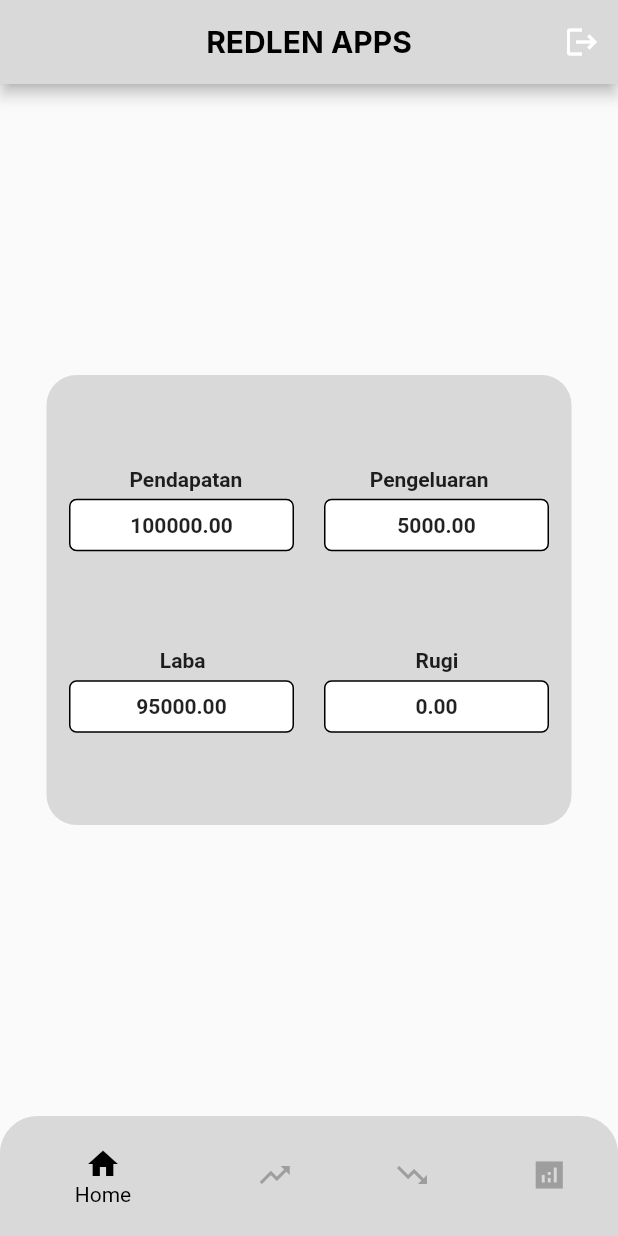
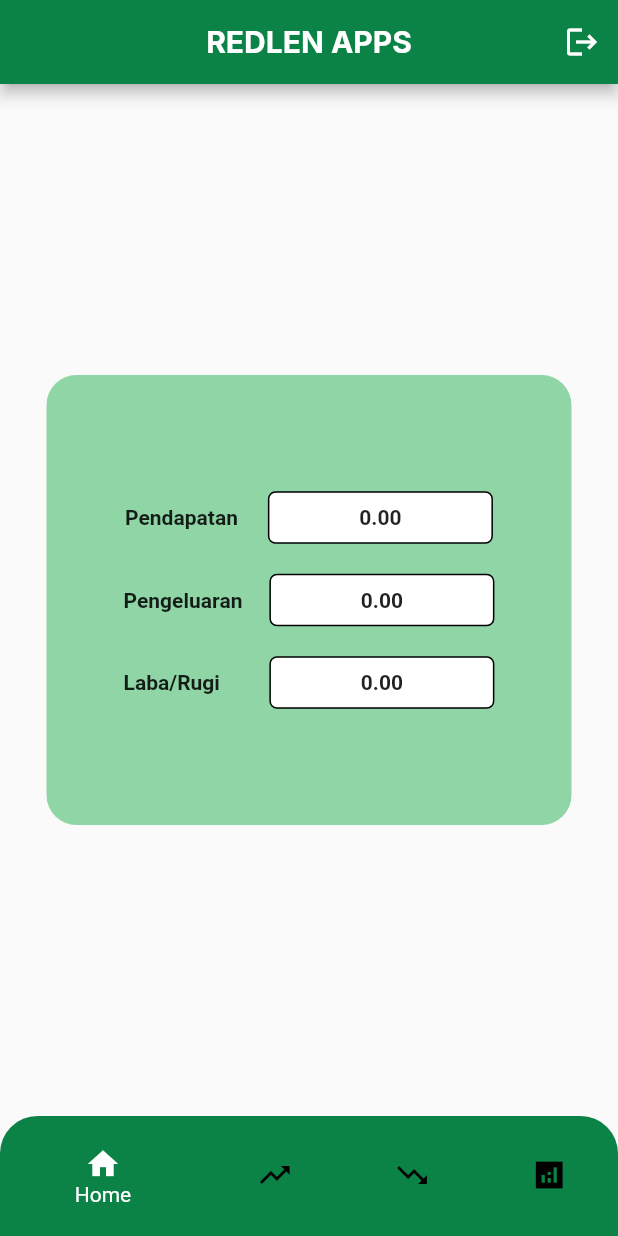
Before and after one commit to eunannana/redlenshoescleaning, a Flutter app: the Laporan screen opened directly, on a phone screen of 412 x 824 dp. Run offline on Flutter 3.47's test engine with Material 2 defaults, Android fonts, the phone set to English and light mode, and no system bars; our stand-ins replace cloud_firestore, firebase_auth, firebase_core, google_fonts; accounts and stored records are empty.

Commit message:
Laporan Page

```diff
--- a/lib/controller/datalaporan.dart
+++ b/lib/controller/datalaporan.dart
@@ -1,20 +1,22 @@
 import 'package:flutter/material.dart';
 import 'package:google_fonts/google_fonts.dart';
-import 'package:redlenshoescleaning/view/login.dart';
+import 'package:redlenshoescleaning/controller/authcontroller.dart';
+import 'package:redlenshoescleaning/controller/pendapatancontroller.dart';
+import 'package:redlenshoescleaning/controller/pengeluarancontroller.dart';
 
 class DataLaporan extends StatefulWidget {
-  const DataLaporan({super.key});
+  const DataLaporan({Key? key}) : super(key: key);
 
   @override
   State<DataLaporan> createState() => _DataLaporanState();
 }
 
 class _DataLaporanState extends State<DataLaporan> {
-  // final AuthController authController = AuthController();
-  // final PesananController pesananController = PesananController();
-  // final PengeluaranController pengeluaranController = PengeluaranController();
-
-
+  final AuthController authController = AuthController();
+  final PendapatanController pendapatanController = PendapatanController();
+  final PengeluaranController pengeluaranController = PengeluaranController();
+  // DateTime startDate = DateTime.now();
+  // DateTime endDate = DateTime.now();
 
   @override
   Widget build(BuildContext context) {
@@ -24,27 +26,22 @@ class _DataLaporanState extends State<DataLaporan> {
           IconButton(
             icon: const Icon(Icons.logout),
             onPressed: () {
-              // authController.signOut();
-              Navigator.push(context, MaterialPageRoute(builder: (context) {
-                return const Login();
-              }));
+              authController.signOut();
             },
           ),
         ],
         automaticallyImplyLeading: false,
-        backgroundColor: const Color(0xFFD9D9D9),
+        backgroundColor: const Color(0xFF0C8346),
         centerTitle: true,
         title: Text(
           'REDLEN APPS',
           style: GoogleFonts.inter(
             fontWeight: FontWeight.bold,
-            color: Colors.black,
+            color: Colors.white,
           ),
         ),
       ),
-
-
-      body:Center(
+      body: Center(
         child: Padding(
           padding: const EdgeInsets.all(20),
           child: FutureBuilder<List<String>>(
@@ -60,76 +57,57 @@ class _DataLaporanState extends State<DataLaporan> {
 
                 double laba = double.parse(totalPendapatan) -
                     double.parse(totalPengeluaran);
-                double rugi = double.parse(totalPendapatan) -
-                    double.parse(totalPengeluaran);
-
-                if (laba >= 0) {
-                  rugi = 0;
-                } else {
-                  laba = 0;
-                }
-
-
 
                 return Container(
                   width: 350,
                   height: 300,
                   decoration: BoxDecoration(
-                    color: const Color(0xFFD9D9D9),
+                    color: const Color(0xff8fd5a6),
                     borderRadius: BorderRadius.circular(20),
                   ),
                   child: Center(
                     child: Column(
                       mainAxisAlignment: MainAxisAlignment.center,
                       children: [
-
-
-
-                        const Row(
+                        Row(
                           mainAxisAlignment: MainAxisAlignment.center,
                           children: [
-                            Text(
+                            const Text(
                               'Pendapatan',
                               style: TextStyle(fontWeight: FontWeight.bold),
                             ),
-                            SizedBox(width: 85),
-                            Text(
+                            const SizedBox(
+                              width: 20,
+                            ),
+                            _buildDecorationBox(double.parse(totalPendapatan)),
+                          ],
+                        ),
+                        const SizedBox(height: 20),
+                        Row(
+                          mainAxisAlignment: MainAxisAlignment.center,
+                          children: [
+                            const Text(
                               'Pengeluaran',
                               style: TextStyle(fontWeight: FontWeight.bold),
                             ),
+                            const SizedBox(
+                              width: 18,
+                            ),
+                            _buildDecorationBox(double.parse(totalPengeluaran)),
                           ],
                         ),
-                        const SizedBox(height: 5),
+                        const SizedBox(height: 20),
                         Row(
                           mainAxisAlignment: MainAxisAlignment.center,
                           children: [
-                            _buildDecorationBox(double.parse(totalPendapatan)),
-                            const SizedBox(width: 20),
-                            _buildDecorationBox(double.parse(totalPengeluaran)),
-                          ],
-                        ),
-                        const SizedBox(height: 65),
-                        const Row(
-                          mainAxisAlignment: MainAxisAlignment.center,
-                          children: [
-                            Text(
-                              'Laba',
+                            const Text(
+                              'Laba/Rugi',
                               style: TextStyle(fontWeight: FontWeight.bold),
                             ),
-                            SizedBox(width: 140),
-                            Text(
-                              'Rugi',
-                              style: TextStyle(fontWeight: FontWeight.bold),
+                            const SizedBox(
+                              width: 33,
                             ),
-                          ],
-                        ),
-                        const SizedBox(height: 5),
-                        Row(
-                          mainAxisAlignment: MainAxisAlignment.center,
-                          children: [
                             _buildDecorationBox(laba),
-                            const SizedBox(width: 20),
-                            _buildDecorationBox(rugi),
                           ],
                         ),
                       ],
@@ -148,28 +126,14 @@ class _DataLaporanState extends State<DataLaporan> {
     );
   }
 
-  // Future<String> getTotalPengeluaran() async {
-  //   final totalPengeluaran = await pengeluaranController.getTotalPengeluaran();
-  //   return totalPengeluaran;
-  // }
-
-  // Future<String> getTotalPendapatan() async {
-  //   final totalPendapatan = await pesananController.getTotalPendapatan();
-  //   return totalPendapatan;
-  // }
-
   Future<String> getTotalPengeluaran() async {
-    // Gantilah ini dengan data dummy pengeluaran
-    const dummyTotalPengeluaran =
-        "5000"; // Gantilah ini dengan nilai yang sesuai
-    return dummyTotalPengeluaran;
+    final totalPengeluaran = await pengeluaranController.getTotalPengeluaran();
+    return totalPengeluaran;
   }
 
   Future<String> getTotalPendapatan() async {
-    // Gantilah ini dengan data dummy pendapatan
-    const dummyTotalPendapatan =
-        "100000"; // Gantilah ini dengan nilai yang sesuai
-    return dummyTotalPendapatan;
+    final totalPendapatan = await pendapatanController.getTotalPendapatan();
+    return totalPendapatan;
   }
 }
 
@@ -185,7 +149,9 @@ Widget _buildDecorationBox(double value) {
     child: Center(
       child: Text(
         value.toStringAsFixed(2),
-        style: const TextStyle(fontWeight: FontWeight.bold),
+        style: const TextStyle(
+          fontWeight: FontWeight.bold,
+        ),
       ),
     ),
   );
--- a/lib/main.dart
+++ b/lib/main.dart
@@ -1,10 +1,6 @@
 import 'package:firebase_core/firebase_core.dart';
 import 'package:flutter/material.dart';
-import 'package:redlenshoescleaning/view/laporan.dart';
 import 'package:redlenshoescleaning/view/login.dart';
-import 'package:redlenshoescleaning/view/pendapatan/pendapatan.dart';
-import 'package:redlenshoescleaning/view/pengeluaran/pengeluaran.dart';
-import 'package:redlenshoescleaning/view/treatment/treatment.dart';
 
 Future main() async {
   WidgetsFlutterBinding.ensureInitialized();
@@ -19,7 +15,7 @@ class MainApp extends StatelessWidget {
   Widget build(BuildContext context) {
     return const MaterialApp(
       debugShowCheckedModeBanner: false,
-      home: Pengeluaran(),
+      home: Login(),
     );
   }
 }
--- a/lib/view/laporan.dart
+++ b/lib/view/laporan.dart
@@ -10,8 +10,6 @@ class Laporan extends StatefulWidget {
   @override
   State<Laporan> createState() => _LaporanState();
 }
-
-
 
 class _LaporanState extends State<Laporan> {
   int _selectedIndex = 0;
@@ -30,50 +28,45 @@ class _LaporanState extends State<Laporan> {
     });
   }
 
-  void _updateSearchQuery(String query){
+  void _updateSearchQuery(String query) {
     setState(() {
       _searchQuery = query;
     });
   }
 
-
-
   @override
   Widget build(BuildContext context) {
     return Scaffold(
-
-
       body: SafeArea(
         child: _pages[_selectedIndex],
       ),
-
       bottomNavigationBar: ClipRRect(
         borderRadius: const BorderRadius.vertical(top: Radius.circular(25.0)),
         child: SizedBox(
           height: 80,
           child: BottomNavigationBar(
-            selectedItemColor: Colors.black,
-            unselectedItemColor: Colors.grey,
+            selectedItemColor: Colors.white,
+            unselectedItemColor: Colors.black,
             items: const <BottomNavigationBarItem>[
               BottomNavigationBarItem(
                 icon: Icon(Icons.home),
                 label: 'Home',
-                backgroundColor: Color(0xFFD9D9D9),
+                backgroundColor: Color(0xFF0C8346),
               ),
               BottomNavigationBarItem(
                 icon: Icon(Icons.trending_up_sharp),
                 label: 'Pendapatan',
-                backgroundColor: Color(0xFFD9D9D9),
+                backgroundColor: Color(0xFF0C8346),
               ),
               BottomNavigationBarItem(
                 icon: Icon(Icons.trending_down_sharp),
                 label: 'Pengeluaran',
-                backgroundColor: Color(0xFFD9D9D9),
+                backgroundColor: Color(0xFF0C8346),
               ),
               BottomNavigationBarItem(
                 icon: Icon(Icons.analytics_sharp),
                 label: 'Treatment',
-                backgroundColor: Color(0xFFD9D9D9),
+                backgroundColor: Color(0xFF0C8346),
               ),
             ],
             currentIndex: _selectedIndex,
```
Also changed, not shown: lib/controller/pendapatancontroller.dart (+3 -4 lines), lib/view/pendapatan/creatependapatan.dart (+0 -12 lines), lib/view/pendapatan/detailpendapatan.dart (added, +454 -0 lines), lib/view/pendapatan/pendapatan.dart (+29 -4 lines), lib/view/pendapatan/updatependapatan.dart (+0 -13 lines), lib/view/treatment/createtreatment.dart (+7 -0 lines).
